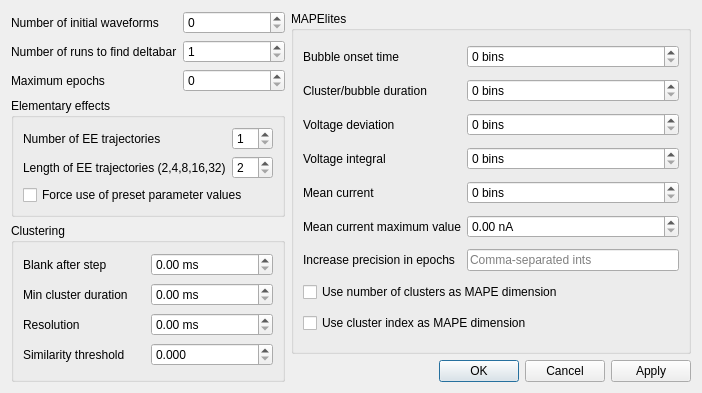
The window that src/gui/wavegendatadialog.ui (CompEphys-team/rtdo) describes before a commit, drawn with Qt 5.
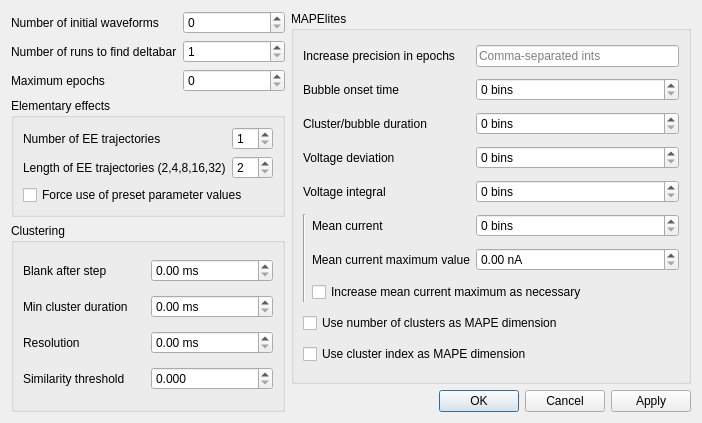
The same window after the commit.

Commit message: Added WavegenData::adjustToMaxCurrent GUI

Patch:
```diff
--- a/src/gui/wavegendatadialog.ui
+++ b/src/gui/wavegendatadialog.ui
@@ -7,7 +7,7 @@
     <x>0</x>
     <y>0</y>
     <width>702</width>
-    <height>393</height>
+    <height>423</height>
    </rect>
   </property>
   <property name="windowTitle">
@@ -112,21 +112,7 @@
       <string>MAPElites</string>
      </property>
      <layout class="QGridLayout" name="gridLayout_2">
-      <item row="0" column="0">
-       <widget class="QLabel" name="label_7">
-        <property name="text">
-         <string>Bubble onset time</string>
-        </property>
-       </widget>
-      </item>
-      <item row="6" column="1">
-       <widget class="QLineEdit" name="precisionIncreaseEpochs">
-        <property name="placeholderText">
-         <string>Comma-separated ints</string>
-        </property>
-       </widget>
-      </item>
-      <item row="1" column="1">
+      <item row="2" column="2">
        <widget class="QSpinBox" name="nBinsBubbleDuration">
         <property name="suffix">
          <string> bins</string>
@@ -136,21 +122,14 @@
         </property>
        </widget>
       </item>
-      <item row="5" column="0">
+      <item row="6" column="1">
        <widget class="QLabel" name="label_23">
         <property name="text">
          <string>Mean current maximum value</string>
         </property>
        </widget>
       </item>
-      <item row="2" column="0">
-       <widget class="QLabel" name="label_9">
-        <property name="text">
-         <string>Voltage deviation</string>
-        </property>
-       </widget>
-      </item>
-      <item row="2" column="1">
+      <item row="3" column="2">
        <widget class="QSpinBox" name="nBinsVoltageDeviation">
         <property name="suffix">
          <string> bins</string>
@@ -160,14 +139,7 @@
         </property>
        </widget>
       </item>
-      <item row="1" column="0">
-       <widget class="QLabel" name="label_8">
-        <property name="text">
-         <string>Cluster/bubble duration</string>
-        </property>
-       </widget>
-      </item>
-      <item row="5" column="1">
+      <item row="6" column="2">
        <widget class="QDoubleSpinBox" name="meanCurrent_max">
         <property name="suffix">
          <string> nA</string>
@@ -177,7 +149,7 @@
         </property>
        </widget>
       </item>
-      <item row="3" column="1">
+      <item row="4" column="2">
        <widget class="QSpinBox" name="nBinsVoltageIntegral">
         <property name="suffix">
          <string> bins</string>
@@ -187,14 +159,7 @@
         </property>
        </widget>
       </item>
-      <item row="7" column="0" colspan="2">
-       <widget class="QCheckBox" name="mape_nClusters">
-        <property name="text">
-         <string>Use number of clusters as MAPE dimension</string>
-        </property>
-       </widget>
-      </item>
-      <item row="0" column="1">
+      <item row="1" column="2">
        <widget class="QSpinBox" name="nBinsBubbleTime">
         <property name="suffix">
          <string> bins</string>
@@ -204,7 +169,7 @@
         </property>
        </widget>
       </item>
-      <item row="4" column="1">
+      <item row="5" column="2">
        <widget class="QSpinBox" name="nBinsMeanCurrent">
         <property name="suffix">
          <string> bins</string>
@@ -214,28 +179,77 @@
         </property>
        </widget>
       </item>
-      <item row="6" column="0">
-       <widget class="QLabel" name="label_5">
-        <property name="text">
-         <string>Increase precision in epochs</string>
-        </property>
-       </widget>
-      </item>
-      <item row="3" column="0">
-       <widget class="QLabel" name="label_10">
-        <property name="text">
-         <string>Voltage integral</string>
-        </property>
-       </widget>
-      </item>
-      <item row="4" column="0">
+      <item row="5" column="1">
        <widget class="QLabel" name="label_14">
         <property name="text">
          <string>Mean current</string>
         </property>
        </widget>
       </item>
-      <item row="8" column="0" colspan="2">
+      <item row="7" column="1" colspan="2">
+       <widget class="QCheckBox" name="adjustMaxCurrent">
+        <property name="text">
+         <string>Increase mean current maximum as necessary</string>
+        </property>
+       </widget>
+      </item>
+      <item row="0" column="2">
+       <widget class="QLineEdit" name="precisionIncreaseEpochs">
+        <property name="placeholderText">
+         <string>Comma-separated ints</string>
+        </property>
+       </widget>
+      </item>
+      <item row="5" column="0" rowspan="3">
+       <widget class="Line" name="line">
+        <property name="orientation">
+         <enum>Qt::Vertical</enum>
+        </property>
+       </widget>
+      </item>
+      <item row="4" column="0" colspan="2">
+       <widget class="QLabel" name="label_10">
+        <property name="text">
+         <string>Voltage integral</string>
+        </property>
+       </widget>
+      </item>
+      <item row="3" column="0" colspan="2">
+       <widget class="QLabel" name="label_9">
+        <property name="text">
+         <string>Voltage deviation</string>
+        </property>
+       </widget>
+      </item>
+      <item row="2" column="0" colspan="2">
+       <widget class="QLabel" name="label_8">
+        <property name="text">
+         <string>Cluster/bubble duration</string>
+        </property>
+       </widget>
+      </item>
+      <item row="1" column="0" colspan="2">
+       <widget class="QLabel" name="label_7">
+        <property name="text">
+         <string>Bubble onset time</string>
+        </property>
+       </widget>
+      </item>
+      <item row="0" column="0" colspan="2">
+       <widget class="QLabel" name="label_5">
+        <property name="text">
+         <string>Increase precision in epochs</string>
+        </property>
+       </widget>
+      </item>
+      <item row="9" column="0" colspan="3">
+       <widget class="QCheckBox" name="mape_nClusters">
+        <property name="text">
+         <string>Use number of clusters as MAPE dimension</string>
+        </property>
+       </widget>
+      </item>
+      <item row="10" column="0" colspan="3">
        <widget class="QCheckBox" name="mape_clusterIndex">
         <property name="text">
          <string>Use cluster index as MAPE dimension</string>
```
The commit also changes 1 other file.
